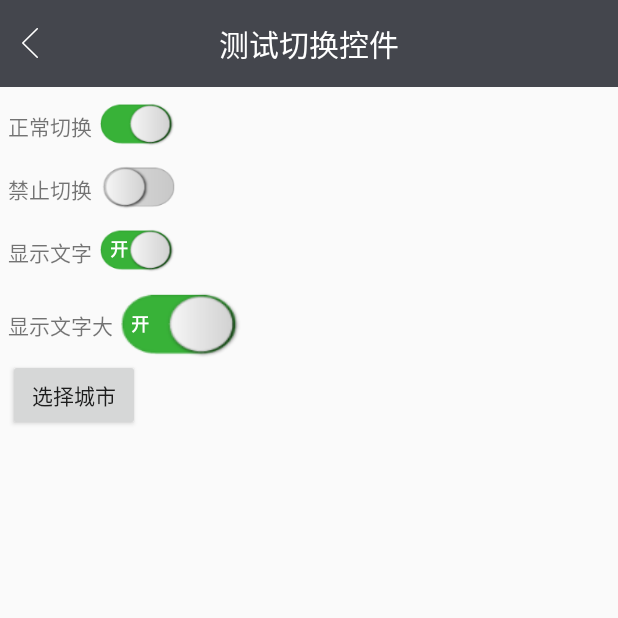
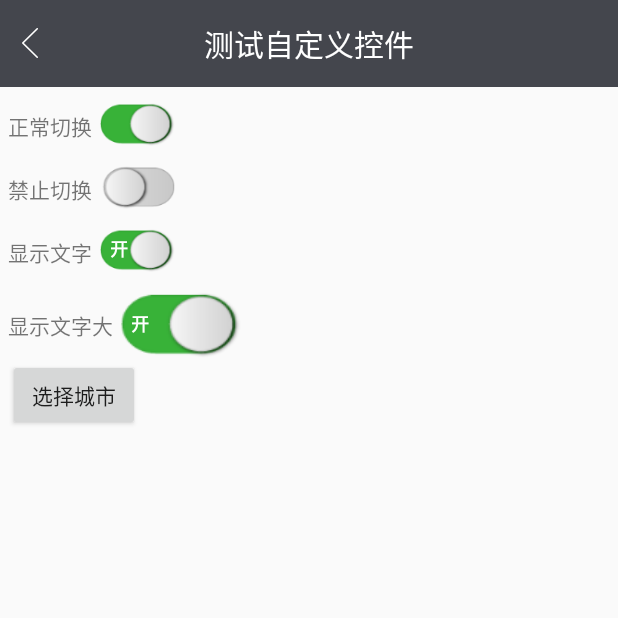
Before and after one commit to maogen/maflibrary, an Android app: the MyViewTestActivity screen opened directly, with no data from a screen before it, on a phone screen of 412 x 824 dp, the top half of it. Run offline under Robolectric (Android 15) with nearby library versions, the phone set to English and light mode, and no system bars.

```diff
--- a/app/src/main/java/com/maf/base/activity/MyViewTestActivity.java
+++ b/app/src/main/java/com/maf/base/activity/MyViewTestActivity.java
@@ -32,7 +32,7 @@ public class MyViewTestActivity extends BaseTitleActivity {
 
     @Override
     protected void initTitleView() {
-        titleBarView.setTitle("测试切换控件");
+        titleBarView.setTitle("测试自定义控件");
     }
 
     @Override
```
